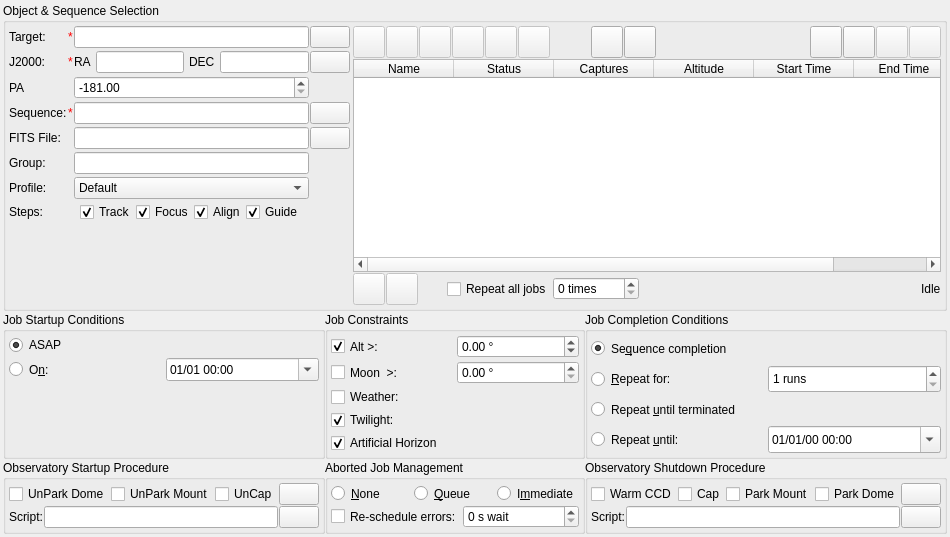
KDE/kstars, file kstars/ekos/scheduler/scheduler.ui: the form before one commit.
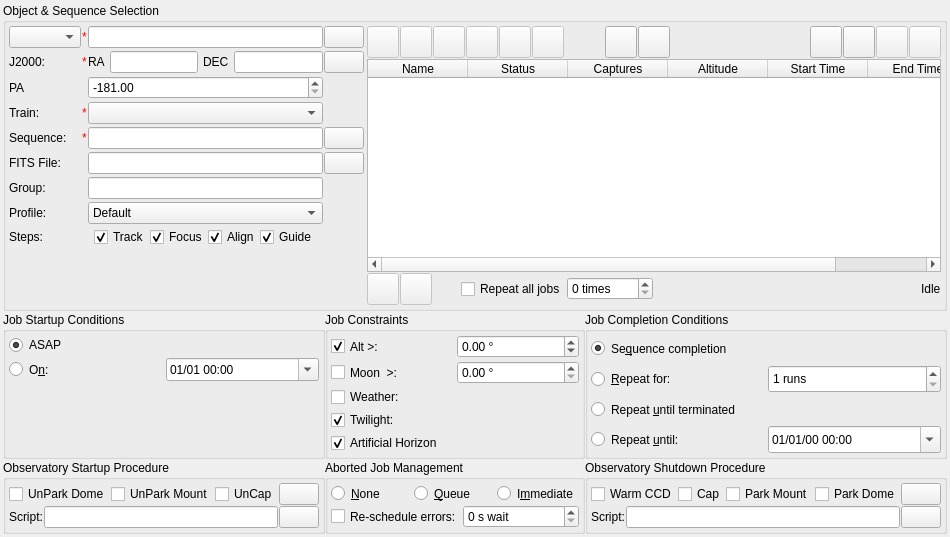
The form after the commit. Icons and pictures are not drawn. Custom widgets are drawn as their Qt base class.

Commit message: Multiple cameras | step 9

Patch:
```diff
--- a/kstars/ekos/scheduler/scheduler.ui
+++ b/kstars/ekos/scheduler/scheduler.ui
@@ -59,60 +59,14 @@
       <item>
        <layout class="QVBoxLayout" name="verticalLayout_6">
         <item>
-         <layout class="QGridLayout" name="gridLayout_2" rowstretch="1,0,0,0,0,0,0,0" columnstretch="0,0,0,0">
+         <layout class="QGridLayout" name="gridLayout_2" rowstretch="1,0,0,0,0,0,0,0,0" columnstretch="0,0,0,0">
           <property name="horizontalSpacing">
            <number>1</number>
           </property>
           <property name="verticalSpacing">
            <number>3</number>
           </property>
-          <item row="3" column="0">
-           <widget class="QLabel" name="sequenceLabel">
-            <property name="toolTip">
-             <string>Ekos Sequence File</string>
-            </property>
-            <property name="text">
-             <string>Sequence:</string>
-            </property>
-           </widget>
-          </item>
-          <item row="2" column="0">
-           <widget class="QLabel" name="rotationLabel">
-            <property name="toolTip">
-             <string>Target Position Angle</string>
-            </property>
-            <property name="text">
-             <string>PA</string>
-            </property>
-           </widget>
-          </item>
-          <item row="0" column="1">
-           <widget class="QLabel" name="label_3">
-            <property name="styleSheet">
-             <string notr="true">color:red</string>
-            </property>
-            <property name="text">
-             <string notr="true">*</string>
-            </property>
-           </widget>
-          </item>
-          <item row="7" column="0">
-           <widget class="QLabel" name="label_4">
-            <property name="sizePolicy">
-             <sizepolicy hsizetype="Preferred" vsizetype="Preferred">
-              <horstretch>0</horstretch>
-              <verstretch>0</verstretch>
-             </sizepolicy>
-            </property>
-            <property name="toolTip">
-             <string>Select the tasks to run at the start of each scheduler job. Executed in order, left to right.</string>
-            </property>
-            <property name="text">
-             <string>Steps:</string>
-            </property>
-           </widget>
-          </item>
-          <item row="3" column="3">
+          <item row="4" column="3">
            <widget class="QPushButton" name="loadSequenceB">
             <property name="sizePolicy">
              <sizepolicy hsizetype="Preferred" vsizetype="Preferred">
@@ -154,103 +108,7 @@
             </item>
            </layout>
           </item>
-          <item row="0" column="0">
-           <widget class="QLabel" name="targetLabel">
-            <property name="text">
-             <string>Target:</string>
-            </property>
-           </widget>
-          </item>
-          <item row="4" column="3">
-           <widget class="QPushButton" name="selectFITSB">
-            <property name="sizePolicy">
-             <sizepolicy hsizetype="Preferred" vsizetype="Preferred">
-              <horstretch>0</horstretch>
-              <verstretch>0</verstretch>
-             </sizepolicy>
-            </property>
-            <property name="text">
-             <string/>
-            </property>
-            <property name="icon">
-             <iconset theme="folder"/>
-            </property>
-           </widget>
-          </item>
-          <item row="3" column="1">
-           <widget class="QLabel" name="label_5">
-            <property name="styleSheet">
-             <string notr="true">color:red</string>
-            </property>
-            <property name="text">
-             <string notr="true">*</string>
-            </property>
-           </widget>
-          </item>
-          <item row="4" column="0">
-           <widget class="QLabel" name="FITSLabel">
-            <property name="toolTip">
-             <string>Select optional FITS file to be used for alignment. When using FITS, specify the object or the estimated coordinates which are used to slew the mount.</string>
-            </property>
-            <property name="text">
-             <string>FITS File:</string>
-            </property>
-           </widget>
-          </item>
-          <item row="2" column="2">
-           <widget class="QDoubleSpinBox" name="positionAngleSpin">
-            <property name="sizePolicy">
-             <sizepolicy hsizetype="Preferred" vsizetype="Preferred">
-              <horstretch>0</horstretch>
-              <verstretch>0</verstretch>
-             </sizepolicy>
-            </property>
-            <property name="toolTip">
-             <string>Position Angle in Degrees</string>
-            </property>
-            <property name="whatsThis">
-             <string/>
-            </property>
-            <property name="minimum">
-             <double>-181.000000000000000</double>
-            </property>
-            <property name="maximum">
-             <double>180.000000000000000</double>
-            </property>
-            <property name="singleStep">
-             <double>5.000000000000000</double>
-            </property>
-            <property name="value">
-             <double>-181.000000000000000</double>
-            </property>
-           </widget>
-          </item>
-          <item row="5" column="0">
-           <widget class="QLabel" name="groupLabel">
-            <property name="toolTip">
-             <string>&lt;html&gt;&lt;head/&gt;&lt;body&gt;&lt;p align=&quot;justify&quot;&gt;Select a group name. Useful if you want several jobs to repeat together--assign them the same group name, and give them &lt;i&gt;repeat for N&lt;/i&gt; or &lt;i&gt;repeat until terminated&lt;/i&gt; completion conditions. Otherwise leave empty. Only applies to the Greedy scheduler algorithm.&lt;/p&gt;&lt;/body&gt;&lt;/html&gt;</string>
-            </property>
-            <property name="text">
-             <string>Group:</string>
-            </property>
-           </widget>
-          </item>
-          <item row="6" column="2">
-           <widget class="QComboBox" name="schedulerProfileCombo">
-            <property name="sizePolicy">
-             <sizepolicy hsizetype="Preferred" vsizetype="Preferred">
-              <horstretch>0</horstretch>
-              <verstretch>0</verstretch>
-             </sizepolicy>
-            </property>
-            <item>
-             <property name="text">
-              <string>Default</string>
-             </property>
-            </item>
-           </widget>
-          </item>
-          <item row="4" column="2">
+          <item row="5" column="2">
            <layout class="QHBoxLayout" name="horizontalLayout_13">
             <property name="spacing">
              <number>1</number>
@@ -282,13 +140,13 @@
             </item>
            </layout>
           </item>
-          <item row="1" column="0">
-           <widget class="QLabel" name="label">
+          <item row="5" column="0">
+           <widget class="QLabel" name="FITSLabel">
             <property name="toolTip">
              <string>Target coordinates in J2000 Epoch</string>
             </property>
             <property name="text">
-             <string>J2000:</string>
+             <string>FITS File:</string>
             </property>
            </widget>
           </item>
@@ -308,46 +166,33 @@
             </property>
            </widget>
           </item>
-          <item row="3" column="2">
-           <layout class="QHBoxLayout" name="horizontalLayout_15">
-            <property name="spacing">
-             <number>1</number>
+          <item row="0" column="1">
+           <widget class="QLabel" name="targetStarLabel">
+            <property name="styleSheet">
+             <string notr="true">color:red</string>
             </property>
-            <property name="sizeConstraint">
-             <enum>QLayout::SetDefaultConstraint</enum>
+            <property name="text">
+             <string notr="true">*</string>
             </property>
-            <property name="bottomMargin">
-             <number>0</number>
-            </property>
-            <item>
-             <widget class="QLineEdit" name="sequenceEdit">
-              <property name="enabled">
-               <bool>true</bool>
-              </property>
-              <property name="sizePolicy">
-               <sizepolicy hsizetype="Preferred" vsizetype="Preferred">
-                <horstretch>0</horstretch>
-                <verstretch>0</verstretch>
-               </sizepolicy>
-              </property>
-              <property name="readOnly">
-               <bool>true</bool>
-              </property>
-             </widget>
-            </item>
-           </layout>
+           </widget>
           </item>
-          <item row="6" column="0">
-           <widget class="QLabel" name="label_9">
+          <item row="8" column="0">
+           <widget class="QLabel" name="label_4">
+            <property name="sizePolicy">
+             <sizepolicy hsizetype="Preferred" vsizetype="Preferred">
+              <horstretch>0</horstretch>
+              <verstretch>0</verstretch>
+             </sizepolicy>
+            </property>
             <property name="toolTip">
              <string>Ekos Device Profile</string>
             </property>
             <property name="text">
-             <string>Profile:</string>
+             <string>Steps:</string>
             </property>
            </widget>
           </item>
-          <item row="7" column="2">
+          <item row="8" column="2">
            <layout class="QGridLayout" name="gridLayout_4" columnstretch="1,1,1,1">
             <property name="leftMargin">
              <number>6</number>
@@ -451,69 +296,40 @@
             </item>
            </layout>
           </item>
-          <item row="1" column="2">
-           <layout class="QHBoxLayout" name="horizontalLayout_17">
-            <property name="spacing">
-             <number>5</number>
+          <item row="4" column="0">
+           <widget class="QLabel" name="sequenceLabel">
+            <property name="toolTip">
+             <string>Ekos Sequence File</string>
             </property>
-            <property name="bottomMargin">
-             <number>0</number>
+            <property name="text">
+             <string>Sequence:</string>
             </property>
-            <item>
-             <widget class="QLabel" name="label_6">
-              <property name="text">
-               <string>RA</string>
-              </property>
-             </widget>
-            </item>
-            <item>
-             <widget class="dmsBox" name="raBox">
-              <property name="sizePolicy">
-               <sizepolicy hsizetype="Expanding" vsizetype="Preferred">
-                <horstretch>0</horstretch>
-                <verstretch>0</verstretch>
-               </sizepolicy>
-              </property>
-              <property name="toolTip">
-               <string/>
-              </property>
-             </widget>
-            </item>
-            <item>
-             <widget class="QLabel" name="label_2">
-              <property name="text">
-               <string>DEC</string>
-              </property>
-             </widget>
-            </item>
-            <item>
-             <widget class="dmsBox" name="decBox">
-              <property name="sizePolicy">
-               <sizepolicy hsizetype="Expanding" vsizetype="Preferred">
-                <horstretch>0</horstretch>
-                <verstretch>0</verstretch>
-               </sizepolicy>
-              </property>
-              <property name="toolTip">
-               <string/>
-              </property>
-              <property name="layoutDirection">
-               <enum>Qt::LeftToRight</enum>
-              </property>
-             </widget>
-            </item>
-           </layout>
+           </widget>
           </item>
-          <item row="5" column="2">
-           <widget class="QLineEdit" name="groupEdit">
+          <item row="5" column="3">
+           <widget class="QPushButton" name="selectFITSB">
             <property name="sizePolicy">
              <sizepolicy hsizetype="Preferred" vsizetype="Preferred">
               <horstretch>0</horstretch>
               <verstretch>0</verstretch>
              </sizepolicy>
             </property>
+            <property name="text">
+             <string/>
+            </property>
+            <property name="icon">
+             <iconset theme="folder">
+              <normaloff>.</normaloff>.</iconset>
+            </property>
+           </widget>
+          </item>
+          <item row="2" column="0">
+           <widget class="QLabel" name="rotationLabel">
             <property name="toolTip">
-             <string>&lt;html&gt;&lt;head/&gt;&lt;body&gt;&lt;p align=&quot;justify&quot;&gt;Select a group name. Useful if you want several jobs to repeat together--assign them the same group name, and give them &lt;i&gt;repeat for N&lt;/i&gt; or &lt;i&gt;repeat until terminated&lt;/i&gt; completion conditions. Otherwise leave empty. Only applies to the Greedy scheduler algorithm.&lt;/p&gt;&lt;/body&gt;&lt;/html&gt;</string>
+             <string>Target Position Angle</string>
+            </property>
+            <property name="text">
+             <string>PA</string>
             </property>
            </widget>
           </item>
@@ -530,6 +346,75 @@
             </property>
            </widget>
           </item>
+          <item row="6" column="0">
+           <widget class="QLabel" name="groupLabel">
+            <property name="toolTip">
+             <string>&lt;html&gt;&lt;head/&gt;&lt;body&gt;&lt;p align=&quot;justify&quot;&gt;Select a group name. Useful if you want several jobs to repeat together--assign them the same group name, and give them &lt;i&gt;repeat for N&lt;/i&gt; or &lt;i&gt;repeat until terminated&lt;/i&gt; completion conditions. Otherwise leave empty. Only applies to the Greedy scheduler algorithm.&lt;/p&gt;&lt;/body&gt;&lt;/html&gt;</string>
+            </property>
+            <property name="text">
+             <string>Group:</string>
+            </property>
+           </widget>
+          </item>
+          <item row="0" column="0">
+           <widget class="QComboBox" name="leadFollowerSelectionCB">
+            <property name="toolTip">
+             <string>&lt;html&gt;&lt;head/&gt;&lt;body&gt;&lt;p&gt;Define the job's target or select &lt;span style=&quot;font-style:italic&quot;&gt;Follower&lt;/span&gt; if the job should run as multi camera job in combination with the first job above having a target defined.&lt;p&gt;&lt;p&gt;&lt;b&gt;WARNING&lt;/b&gt;: This feature is experimental!&lt;/p&gt;&lt;/body&gt;&lt;/html&gt;</string>
+            </property>
+           </widget>
+          </item>
+          <item row="6" column="2">
+           <widget class="QLineEdit" name="groupEdit">
+            <property name="sizePolicy">
+             <sizepolicy hsizetype="Preferred" vsizetype="Preferred">
+              <horstretch>0</horstretch>
+              <verstretch>0</verstretch>
+             </sizepolicy>
+            </property>
+            <property name="toolTip">
+             <string>&lt;html&gt;&lt;head/&gt;&lt;body&gt;&lt;p align=&quot;justify&quot;&gt;Select a group name. Useful if you want several jobs to repeat together--assign them the same group name, and give them &lt;i&gt;repeat for N&lt;/i&gt; or &lt;i&gt;repeat until terminated&lt;/i&gt; completion conditions. Otherwise leave empty. Only applies to the Greedy scheduler algorithm.&lt;/p&gt;&lt;/body&gt;&lt;/html&gt;</string>
+            </property>
+           </widget>
+          </item>
+          <item row="4" column="1">
+           <widget class="QLabel" name="label_5">
+            <property name="styleSheet">
+             <string notr="true">color:red</string>
+            </property>
+            <property name="text">
+             <string notr="true">*</string>
+            </property>
+           </widget>
+          </item>
+          <item row="4" column="2">
+           <layout class="QHBoxLayout" name="horizontalLayout_15">
+            <property name="spacing">
+             <number>1</number>
+            </property>
+            <property name="sizeConstraint">
+             <enum>QLayout::SetDefaultConstraint</enum>
+            </property>
+            <property name="bottomMargin">
+             <number>0</number>
+            </property>
+            <item>
+             <widget class="QLineEdit" name="sequenceEdit">
+              <property name="enabled">
+               <bool>true</bool>
+              </property>
+              <property name="sizePolicy">
+               <sizepolicy hsizetype="Preferred" vsizetype="Preferred">
+                <horstretch>0</horstretch>
+                <verstretch>0</verstretch>
+               </sizepolicy>
+              </property>
+              <property name="readOnly">
+               <bool>true</bool>
+              </property>
+             </widget>
+            </item>
+           </layout>
+          </item>
           <item row="1" column="1">
            <widget class="QLabel" name="label_11">
             <property name="palette">
@@ -655,6 +540,145 @@
             </property>
            </widget>
           </item>
+          <item row="7" column="2">
+           <widget class="QComboBox" name="schedulerProfileCombo">
+            <property name="sizePolicy">
+             <sizepolicy hsizetype="Preferred" vsizetype="Preferred">
+              <horstretch>0</horstretch>
+              <verstretch>0</verstretch>
+             </sizepolicy>
+            </property>
+            <item>
+             <property name="text">
+              <string>Default</string>
+             </property>
+            </item>
+           </widget>
+          </item>
+          <item row="2" column="2">
+           <widget class="QDoubleSpinBox" name="positionAngleSpin">
+            <property name="sizePolicy">
+             <sizepolicy hsizetype="Preferred" vsizetype="Preferred">
+              <horstretch>0</horstretch>
+              <verstretch>0</verstretch>
+             </sizepolicy>
+            </property>
+            <property name="toolTip">
+             <string>Position Angle in Degrees</string>
+            </property>
+            <property name="whatsThis">
+             <string/>
+            </property>
+            <property name="minimum">
+             <double>-181.000000000000000</double>
+            </property>
+            <property name="maximum">
+             <double>180.000000000000000</double>
+            </property>
+            <property name="singleStep">
+             <double>5.000000000000000</double>
+            </property>
+            <property name="value">
+             <double>-181.000000000000000</double>
+            </property>
+           </widget>
+          </item>
+          <item row="1" column="0">
+           <widget class="QLabel" name="label">
+            <property name="toolTip">
+             <string>Target coordinates in J2000 Epoch</string>
+            </property>
+            <property name="text">
+             <string>J2000:</string>
+            </property>
+           </widget>
+          </item>
+          <item row="7" column="0">
+           <widget class="QLabel" name="label_9">
+            <property name="toolTip">
+             <string>Ekos Device Profile</string>
+            </property>
+            <property name="text">
+             <string>Profile:</string>
+            </property>
+           </widget>
+          </item>
+          <item row="1" column="2">
+           <layout class="QHBoxLayout" name="horizontalLayout_17">
+            <property name="spacing">
+             <number>5</number>
+            </property>
+            <property name="bottomMargin">
+             <number>0</number>
+            </property>
+            <item>
+             <widget class="QLabel" name="label_6">
+              <property name="text">
+               <string>RA</string>
+              </property>
+             </widget>
+            </item>
+            <item>
+             <widget class="dmsBox" name="raBox">
+              <property name="sizePolicy">
+               <sizepolicy hsizetype="Expanding" vsizetype="Preferred">
+                <horstretch>0</horstretch>
+                <verstretch>0</verstretch>
+               </sizepolicy>
+              </property>
+              <property name="toolTip">
+               <string/>
+              </property>
+             </widget>
+            </item>
+            <item>
+             <widget class="QLabel" name="label_2">
+              <property name="text">
+               <string>DEC</string>
+              </property>
+             </widget>
+            </item>
+            <item>
+             <widget class="dmsBox" name="decBox">
+              <property name="sizePolicy">
+               <sizepolicy hsizetype="Expanding" vsizetype="Preferred">
+                <horstretch>0</horstretch>
+                <verstretch>0</verstretch>
+               </sizepolicy>
+              </property>
+              <property name="toolTip">
+               <string/>
+              </property>
+              <property name="layoutDirection">
+               <enum>Qt::LeftToRight</enum>
+              </property>
+             </widget>
+            </item>
+           </layout>
+          </item>
+          <item row="3" column="0">
+           <widget class="QLabel" name="trainLabel">
+            <property name="toolTip">
+             <string>Optical train to be used for this scheduler job within the Capture module.</string>
+            </property>
+            <property name="text">
+             <string>Train:</string>
+            </property>
+           </widget>
+          </item>
+          <item row="3" column="1">
+           <widget class="QLabel" name="label_10">
+            <property name="styleSheet">
+             <string notr="true">color:red</string>
+            </property>
+            <property name="text">
+             <string>*</string>
+            </property>
+           </widget>
+          </item>
+          <item row="3" column="2">
+           <widget class="QComboBox" name="opticalTrainCombo"/>
+          </item>
          </layout>
         </item>
         <item>
@@ -1093,6 +1117,7 @@
            </property>
            <property name="font">
             <font>
+             <weight>50</weight>
              <bold>false</bold>
             </font>
            </property>
```
Left out of the diff: 29 changed lines with no effect on the pictures. The commit also changes 19 other files.
